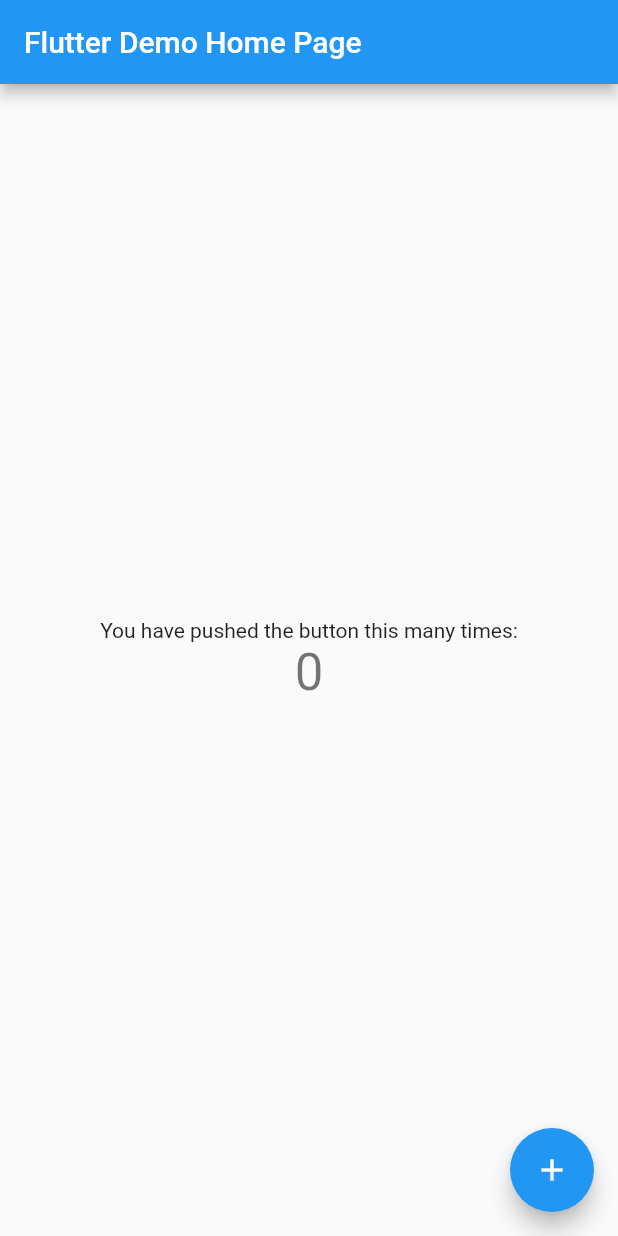
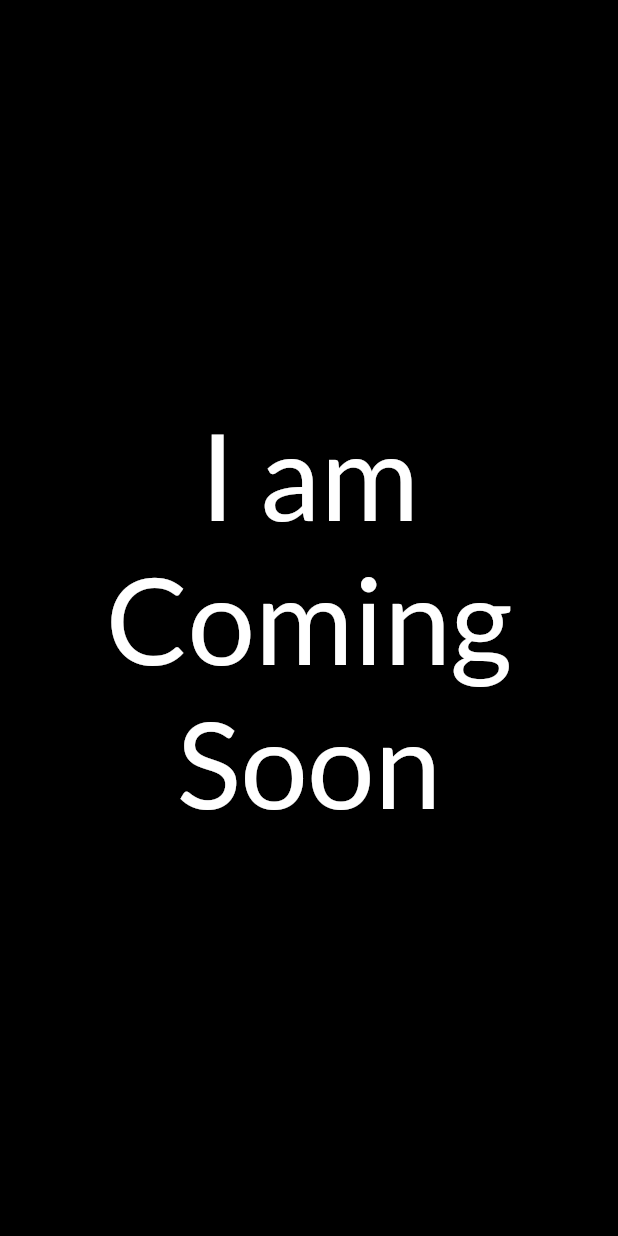
Before and after one commit to kishanhitk/PortFolioFlutter, a Flutter app: the screen it shows after launch, on a phone screen of 412 x 824 dp. Run offline on Flutter 3.47's test engine with Material 2 defaults, Android fonts, the light colour scheme and no system bars; our stand-ins replace google_fonts.

Commit message:
Added Coming Soon Page

```diff
--- a/lib/main.dart
+++ b/lib/main.dart
@@ -1,117 +1,36 @@
 import 'package:flutter/material.dart';
+import 'package:google_fonts/google_fonts.dart';
 
 void main() {
   runApp(MyApp());
 }
 
 class MyApp extends StatelessWidget {
-  // This widget is the root of your application.
   @override
   Widget build(BuildContext context) {
     return MaterialApp(
-      title: 'Flutter Demo',
-      theme: ThemeData(
-        // This is the theme of your application.
-        //
-        // Try running your application with "flutter run". You'll see the
-        // application has a blue toolbar. Then, without quitting the app, try
-        // changing the primarySwatch below to Colors.green and then invoke
-        // "hot reload" (press "r" in the console where you ran "flutter run",
-        // or simply save your changes to "hot reload" in a Flutter IDE).
-        // Notice that the counter didn't reset back to zero; the application
-        // is not restarted.
-        primarySwatch: Colors.blue,
-        // This makes the visual density adapt to the platform that you run
-        // the app on. For desktop platforms, the controls will be smaller and
-        // closer together (more dense) than on mobile platforms.
-        visualDensity: VisualDensity.adaptivePlatformDensity,
-      ),
-      home: MyHomePage(title: 'Flutter Demo Home Page'),
+      debugShowCheckedModeBanner: false,
+      title: "Kishan",
+      home: ComingSoonPage(),
     );
   }
 }
 
-class MyHomePage extends StatefulWidget {
-  MyHomePage({Key key, this.title}) : super(key: key);
-
-  // This widget is the home page of your application. It is stateful, meaning
-  // that it has a State object (defined below) that contains fields that affect
-  // how it looks.
-
-  // This class is the configuration for the state. It holds the values (in this
-  // case the title) provided by the parent (in this case the App widget) and
-  // used by the build method of the State. Fields in a Widget subclass are
-  // always marked "final".
-
-  final String title;
-
-  @override
-  _MyHomePageState createState() => _MyHomePageState();
-}
-
-class _MyHomePageState extends State<MyHomePage> {
-  int _counter = 0;
-
-  void _incrementCounter() {
-    setState(() {
-      // This call to setState tells the Flutter framework that something has
-      // changed in this State, which causes it to rerun the build method below
-      // so that the display can reflect the updated values. If we changed
-      // _counter without calling setState(), then the build method would not be
-      // called again, and so nothing would appear to happen.
-      _counter++;
-    });
-  }
-
+class ComingSoonPage extends StatelessWidget {
   @override
   Widget build(BuildContext context) {
-    // This method is rerun every time setState is called, for instance as done
-    // by the _incrementCounter method above.
-    //
-    // The Flutter framework has been optimized to make rerunning build methods
-    // fast, so that you can just rebuild anything that needs updating rather
-    // than having to individually change instances of widgets.
     return Scaffold(
-      appBar: AppBar(
-        // Here we take the value from the MyHomePage object that was created by
-        // the App.build method, and use it to set our appbar title.
-        title: Text(widget.title),
-      ),
-      body: Center(
-        // Center is a layout widget. It takes a single child and positions it
-        // in the middle of the parent.
-        child: Column(
-          // Column is also a layout widget. It takes a list of children and
-          // arranges them vertically. By default, it sizes itself to fit its
-          // children horizontally, and tries to be as tall as its parent.
-          //
-          // Invoke "debug painting" (press "p" in the console, choose the
-          // "Toggle Debug Paint" action from the Flutter Inspector in Android
-          // Studio, or the "Toggle Debug Paint" command in Visual Studio Code)
-          // to see the wireframe for each widget.
-          //
-          // Column has various properties to control how it sizes itself and
-          // how it positions its children. Here we use mainAxisAlignment to
-          // center the children vertically; the main axis here is the vertical
-          // axis because Columns are vertical (the cross axis would be
-          // horizontal).
-          mainAxisAlignment: MainAxisAlignment.center,
-          children: <Widget>[
-            Text(
-              'You have pushed the button this many times:',
-            ),
-            Text(
-              '$_counter',
-              style: Theme.of(context).textTheme.headline4,
-            ),
-          ],
+      backgroundColor: Colors.black,
+      body: Container(
+        width: MediaQuery.of(context).size.width,
+        child: Center(
+          child: Text(
+            "I am \nComing Soon",
+            textAlign: TextAlign.center,
+            style: GoogleFonts.lato(color: Colors.white, fontSize: 80),
+          ),
         ),
       ),
-      floatingActionButton: FloatingActionButton(
-        onPressed: _incrementCounter,
-        tooltip: 'Increment',
-        child: Icon(Icons.add),
-      ), // This trailing comma makes auto-formatting nicer for build methods.
     );
   }
 }
--- a/pubspec.yaml
+++ b/pubspec.yaml
@@ -23,6 +23,7 @@
 dependencies:
   flutter:
     sdk: flutter
+  google_fonts: ^1.1.0
 
 
   # The following adds the Cupertino Icons font to your application.
```
Also changed, not shown: pubspec.lock, 1 other file.
